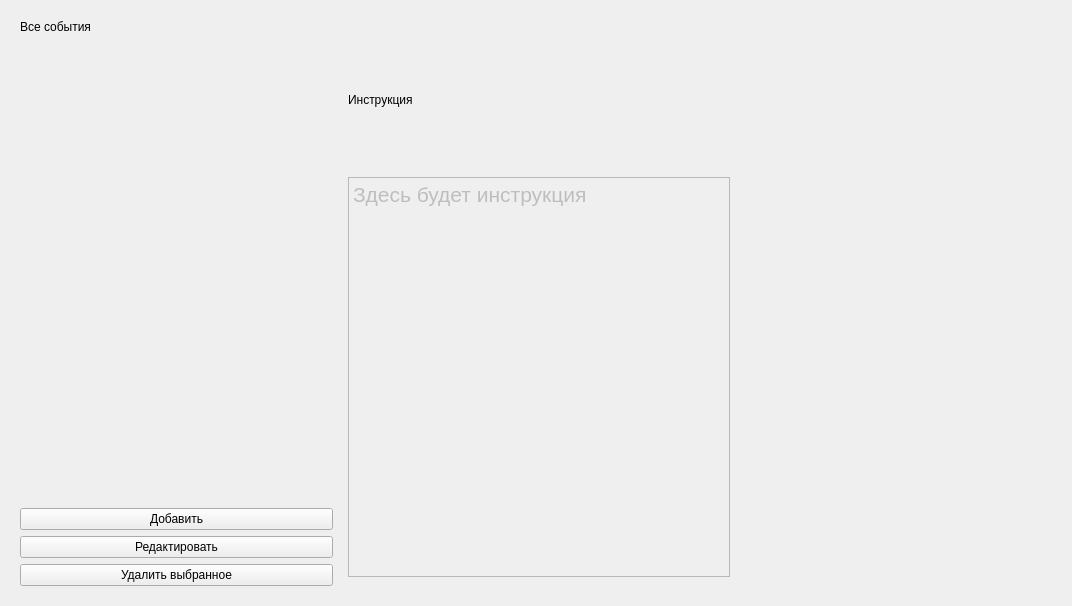
xamlo721/SecurityHelper, file ui/admin/AdminEventsWidget.ui: the form before one commit.
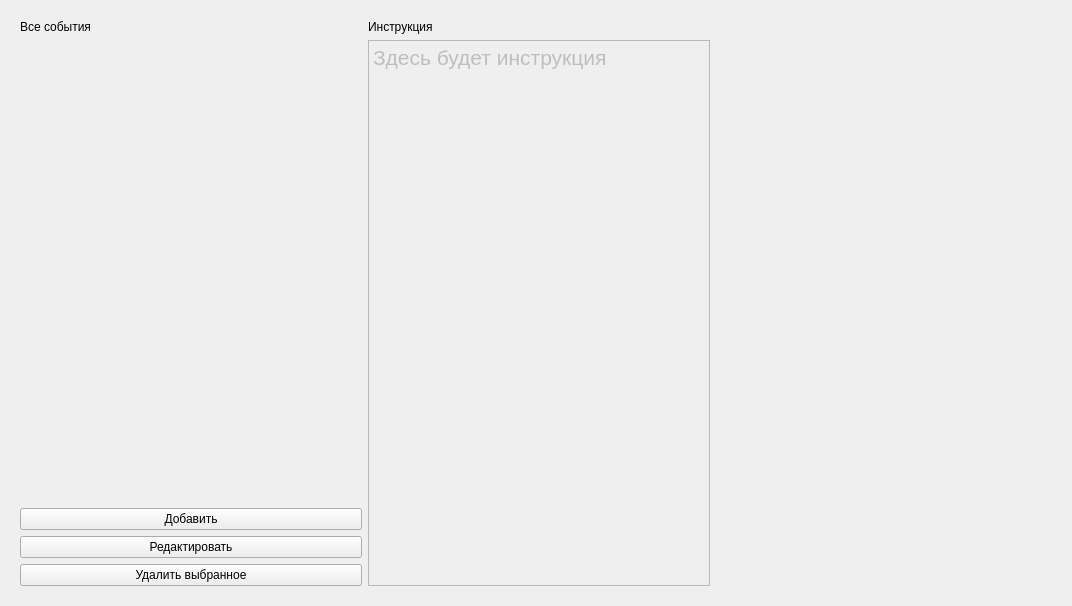
The form after the commit. Custom widgets are drawn as their Qt base class.

Commit message: fix visual problem with Admin Events widget

```diff
--- a/ui/admin/AdminEventsWidget.ui
+++ b/ui/admin/AdminEventsWidget.ui
@@ -13,7 +13,7 @@
   <property name="windowTitle">
    <string>Form</string>
   </property>
-  <layout class="QHBoxLayout" name="horizontalLayout">
+  <layout class="QVBoxLayout" name="verticalLayout">
    <item>
     <widget class="QWidget" name="Widget" native="true">
      <layout class="QHBoxLayout" name="horizontalLayout_3">
@@ -34,6 +34,12 @@
             <verstretch>0</verstretch>
            </sizepolicy>
           </property>
+          <property name="maximumSize">
+           <size>
+            <width>400</width>
+            <height>16777215</height>
+           </size>
+          </property>
          </widget>
         </item>
         <item>
@@ -60,14 +66,7 @@
        </layout>
       </item>
       <item>
-       <widget class="QWidget" name="widget_editCategoryMenu_2" native="true">
-        <property name="minimumSize">
-         <size>
-          <width>400</width>
-          <height>0</height>
-         </size>
-        </property>
-        <layout class="QVBoxLayout" name="verticalLayout_5">
+       <layout class="QVBoxLayout" name="verticalLayout_3">
          <item>
           <widget class="QLabel" name="label_Intruction_title_2">
            <property name="maximumSize">
@@ -89,7 +88,7 @@
            <property name="maximumSize">
             <size>
              <width>400</width>
-             <height>400</height>
+            <height>16777215</height>
             </size>
            </property>
            <property name="readOnly">
@@ -105,7 +104,6 @@
           </widget>
          </item>
         </layout>
-       </widget>
       </item>
       <item>
        <spacer name="horizontalSpacer">
```
Lines whose indentation alone changed are shown as unchanged.
